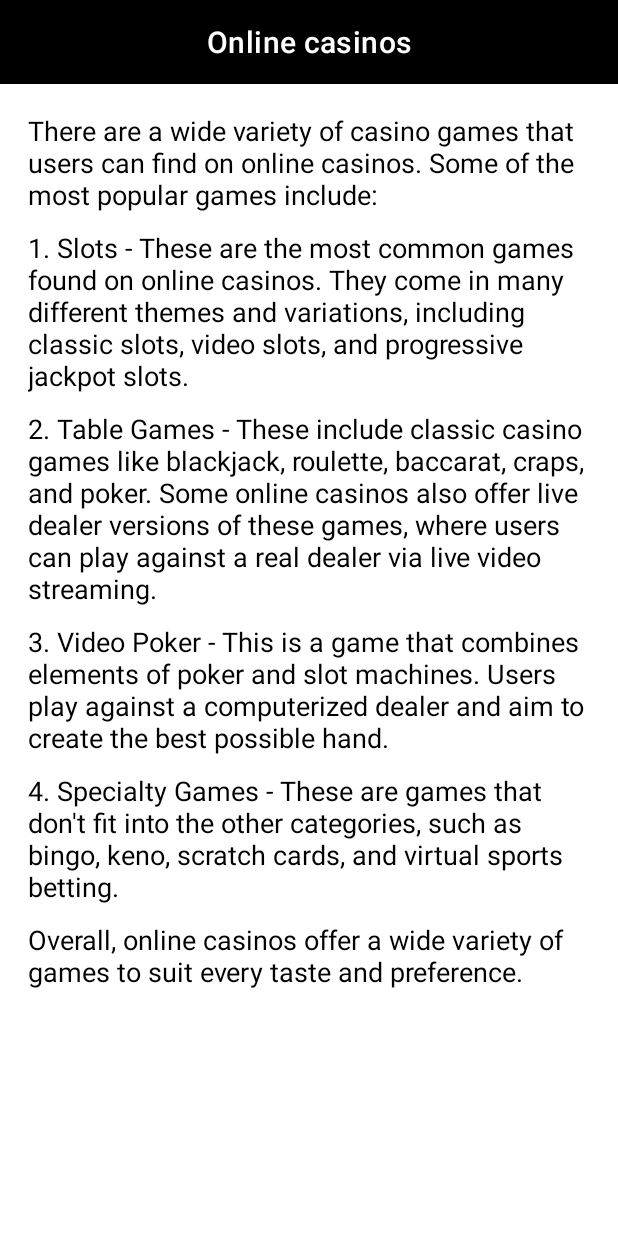
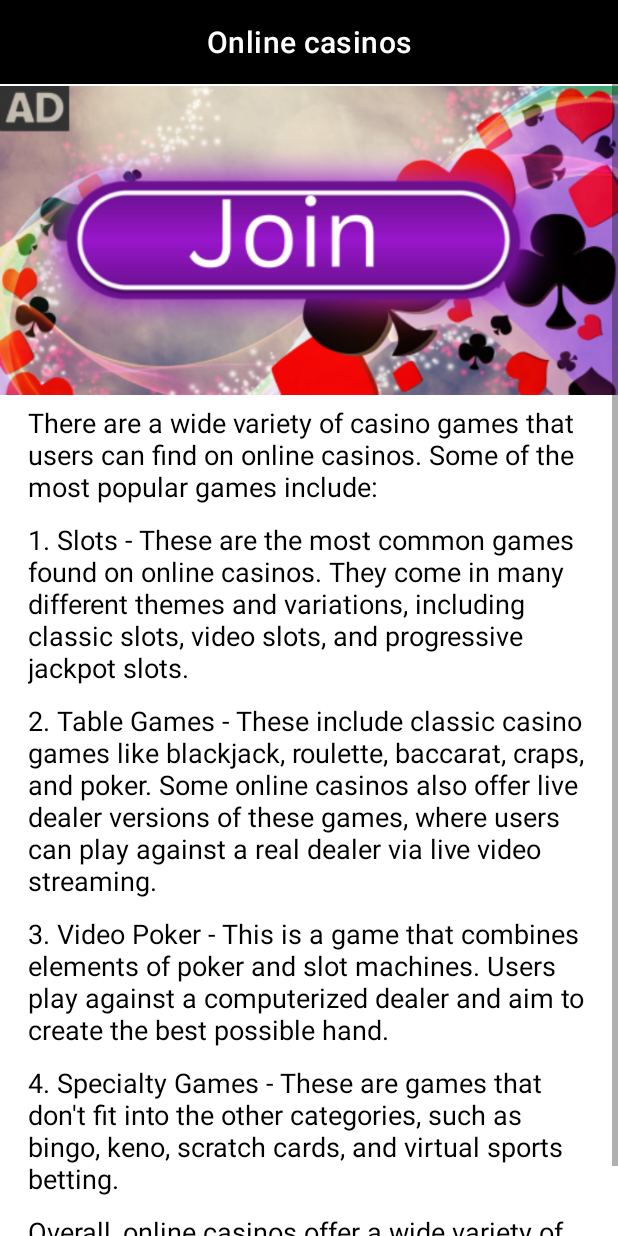
Before and after one commit to ghousdar/OnlioneCasinos, an Android app: the layout fragment_dashboard.xml on its own in the app's theme, with its tools: preview values and no code run, on a phone screen of 412 x 824 dp. Run offline under Robolectric (Android 15) with nearby library versions, the phone set to English and light mode, and no system bars.

Commit message:
revision one

```diff
--- a/app/build.gradle
+++ b/app/build.gradle
@@ -11,8 +11,8 @@ android {
         applicationId "com.brands.cardgu"
         minSdk 24
         targetSdk 33
-        versionCode 1
-        versionName "1.0"
+        versionCode 3
+        versionName "1.1"
         multiDexEnabled true
         testInstrumentationRunner "androidx.test.runner.AndroidJUnitRunner"
     }
--- a/app/src/main/res/layout/fragment_dashboard.xml
+++ b/app/src/main/res/layout/fragment_dashboard.xml
@@ -22,11 +22,22 @@
         <androidx.appcompat.widget.LinearLayoutCompat
             android:layout_width="match_parent"
             android:layout_height="wrap_content"
+            android:orientation="vertical">
+
+            <ImageView
+                android:id="@+id/ivJoin"
+                android:layout_width="match_parent"
+                android:layout_height="@dimen/_160sdp"
+                android:src="@drawable/join_btn" />
+
+            <androidx.appcompat.widget.LinearLayoutCompat
+                android:layout_width="match_parent"
+                android:layout_height="wrap_content"
                 android:orientation="vertical"
-            android:padding="@dimen/_10sdp">
+                android:paddingHorizontal="@dimen/_10sdp"
+                android:paddingBottom="@dimen/_10sdp">
 
                 <TextView
-
                     android:layout_width="match_parent"
                     android:layout_height="wrap_content"
                     android:layout_margin="@dimen/_4sdp"
@@ -80,6 +91,8 @@
 
             </androidx.appcompat.widget.LinearLayoutCompat>
 
+        </androidx.appcompat.widget.LinearLayoutCompat>
+
 
     </ScrollView>
 </LinearLayout>
--- a/app/src/main/res/layout/fragment_home.xml
+++ b/app/src/main/res/layout/fragment_home.xml
@@ -32,4 +32,10 @@
         android:layout_weight="1"
         android:orientation="vertical"
         tools:listitem="@layout/verticallayout" />
+
+    <ImageView
+        android:id="@+id/ivJoin"
+        android:layout_width="match_parent"
+        android:layout_height="@dimen/_160sdp"
+        android:src="@drawable/join_btn" />
 </LinearLayout>
```
Also changed, not shown: app/src/main/java/com/brands/cardgu/Home.java (+4 -40 lines), app/src/main/java/com/brands/cardgu/ReviewActivity.java (+7 -1 lines), app/src/main/java/com/brands/cardgu/ui/dashboard/DashboardFragment.java (+7 -1 lines), app/src/main/java/com/brands/cardgu/ui/home/HomeFragment.java (+110 -144 lines), app/src/main/java/com/brands/cardgu/ui/notifications/NotificationsFragment.java (+8 -0 lines), app/src/main/res/layout/activity_home.xml (+4 -9 lines), app/src/main/res/layout/activity_review.xml (+10 -4 lines), app/src/main/res/layout/fragment_notifications.xml (+14 -1 lines), app/src/main/res/drawable/join_btn.png (added), app/src/main/res/drawable/join_now_ad.png (added). Lines whose indentation alone changed are shown as unchanged.
